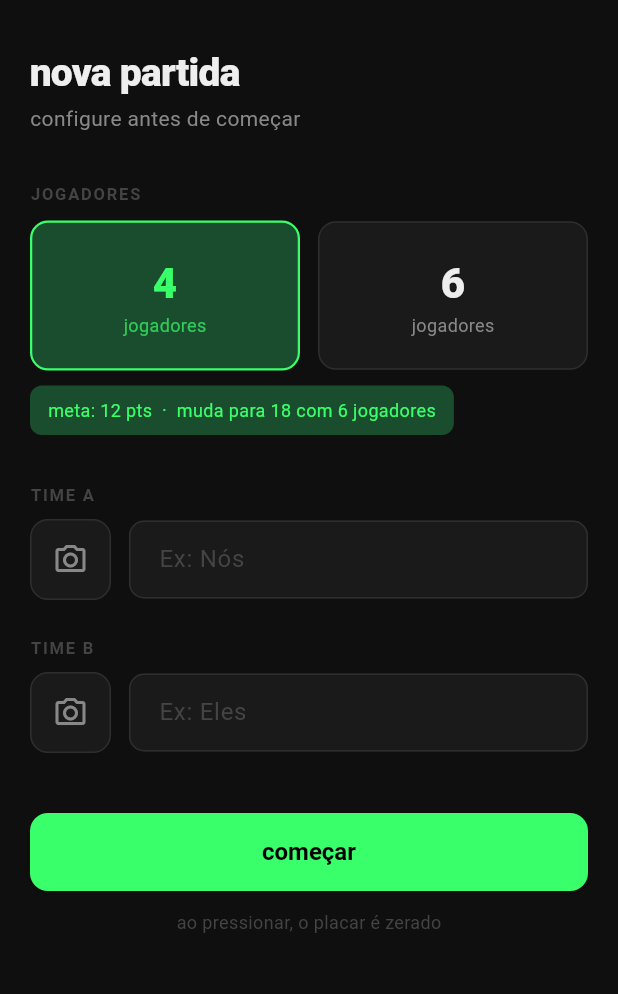
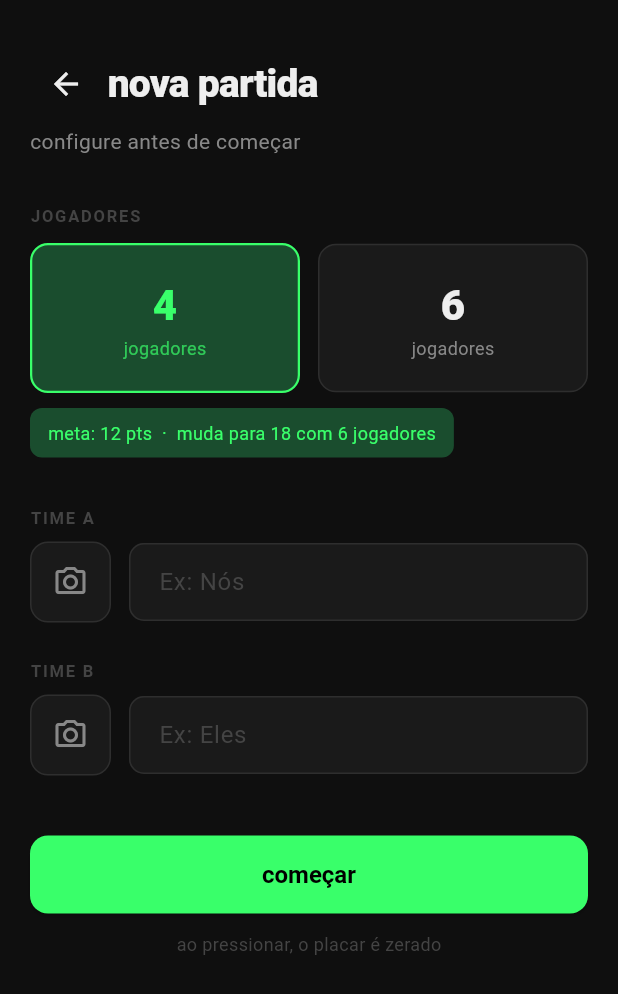
Before and after one commit to PietroMartiori/Truco_App_DSDM, a Flutter app: the NovaPartidaScreen screen opened directly, on a phone screen of 412 x 824 dp. Shown: the top 994 px of the screen. Run offline on Flutter 3.47's test engine with Material 3 defaults, Android fonts, the phone set to English and light mode, and no system bars; our stand-ins replace image_picker, sqflite, timeline_tile; accounts and stored records are empty.

Commit message:
feat: semi ultimos ajustes, quase pronto

```diff
--- a/flutter_project_finalizado/lib/database/database.dart
+++ b/flutter_project_finalizado/lib/database/database.dart
@@ -116,6 +116,7 @@ class DatabaseHelper {
 
   Future<void> deletarPartida(int id) async {
     final db = await database;
+    await db.delete('rodadas', where: 'partidaId = ?', whereArgs: [id]);
     await db.delete('partidas', where: 'id = ?', whereArgs: [id]);
   }
 }
--- a/flutter_project_finalizado/lib/screens/nova_partida_screen.dart
+++ b/flutter_project_finalizado/lib/screens/nova_partida_screen.dart
@@ -69,11 +69,21 @@ class _NovaPartidaScreenState extends State<NovaPartidaScreen> {
             crossAxisAlignment: CrossAxisAlignment.start,
             children: [
               const SizedBox(height: 12),
-              Text('nova partida',
-                  style: Theme.of(context).textTheme.titleLarge?.copyWith(
-                        fontSize: 26,
-                        fontWeight: FontWeight.w800,
-                      )),
+              Row(
+                children: [
+                  IconButton(
+                    onPressed: () => Navigator.pop(context),
+                    icon: const Icon(Icons.arrow_back, color: AppColors.textPrimary),
+                    tooltip: 'Voltar',
+                  ),
+                  const SizedBox(width: 4),
+                  Text('nova partida',
+                      style: Theme.of(context).textTheme.titleLarge?.copyWith(
+                            fontSize: 26,
+                            fontWeight: FontWeight.w800,
+                          )),
+                ],
+              ),
               const SizedBox(height: 4),
               Text('configure antes de começar',
                   style: Theme.of(context).textTheme.bodyMedium),
@@ -152,7 +162,7 @@ class _NovaPartidaScreenState extends State<NovaPartidaScreen> {
                 )),
             Text('jogadores',
                 style: TextStyle(
-                  color: selecionado ? AppColors.neonGreen.withOpacity(0.7) : AppColors.textSecondary,
+                  color: selecionado ? AppColors.neonGreen.withValues(alpha: 0.7) : AppColors.textSecondary,
                   fontSize: 12,
                 )),
           ],
```
Also changed, not shown: flutter_project_finalizado/lib/screens/historico_screen.dart (+75 -4 lines).
